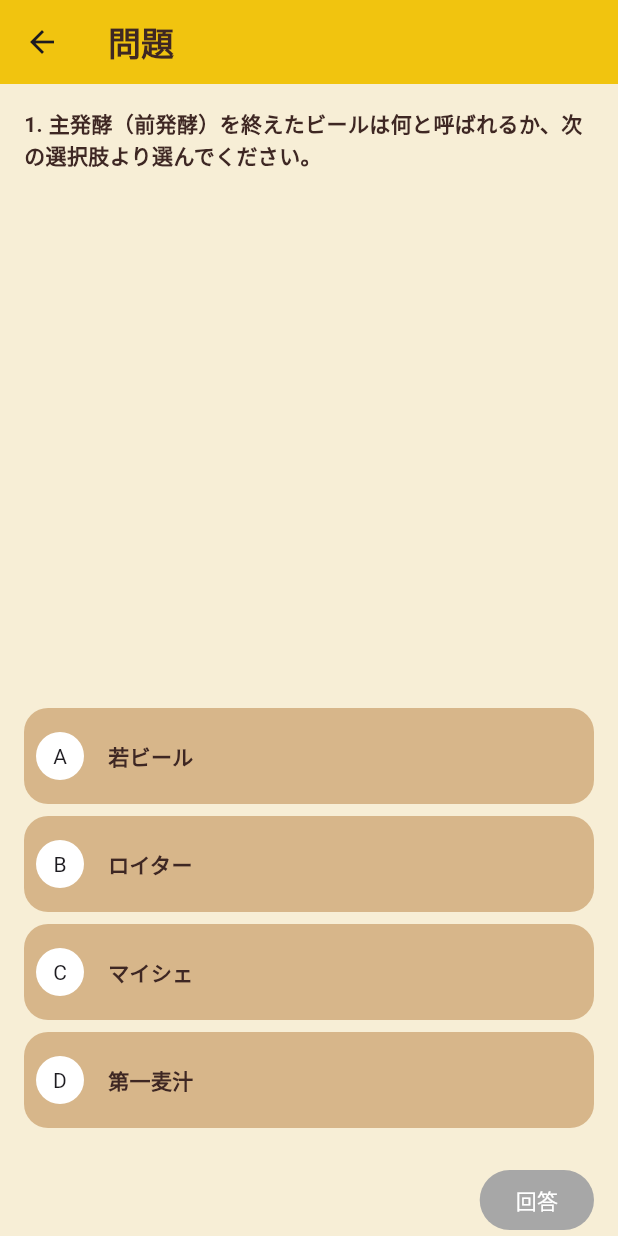
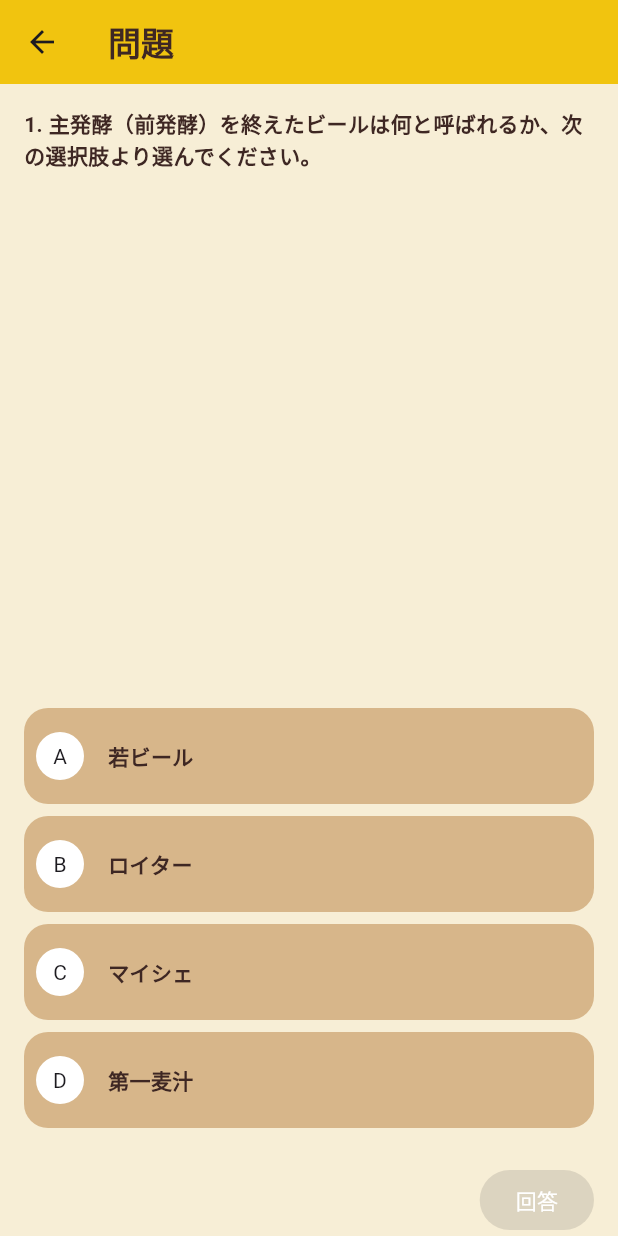
Before and after one commit to ryomar-kappa/hop, a Flutter app: the screen it shows after launch, after a tap on "クイズスタート!!", on a phone screen of 412 x 824 dp. Run offline on Flutter 3.47's test engine with Material 3 defaults, Android fonts, the phone set to English and light mode, and no system bars.

Commit message:
main 画面のボタンを app color に合わせる

```diff
--- a/lib/main.dart
+++ b/lib/main.dart
@@ -1,4 +1,5 @@
 import 'package:flutter/material.dart';
+import 'package:hop_client/app_color.dart';
 import 'package:hop_client/model/enum.dart';
 import 'package:hop_client/screen/quiz_page/quiz_page.dart';
 
@@ -27,10 +28,19 @@ class MainApp extends StatelessWidget {
                       context,
                       MaterialPageRoute(
                           // FIXME: 画面にモード選択が追加されたら修正.
-                              builder: (context) => const QuizLoadingView(
-                                  mode: QuizMode.thirty)));
+                          builder: (context) =>
+                              const QuizLoadingView(mode: QuizMode.thirty)));
                 },
-                    child: const Text('クイズスタート!!')))
+                // FIXME: ボタン系は役割に応じて共通化.
+                style: FilledButton.styleFrom(
+                  backgroundColor: AppColor.mainButtonColor,
+                ),
+                child: const Text(
+                  'クイズスタート!!',
+                  style: TextStyle(color: AppColor.buttonTextColor),
+                ),
+              ),
+            )
           ],
         ),
       ),
--- a/lib/screen/quiz_page/quiz_page.dart
+++ b/lib/screen/quiz_page/quiz_page.dart
@@ -174,15 +174,14 @@ class QuizPage extends State<QuizPageView> {
                 child: Row(
                   mainAxisAlignment: MainAxisAlignment.end,
                   children: [
+                    // FIXME: ボタン系は役割に応じて共通化.
                     FilledButton(
                       onPressed:
                           selectedChoice == null ? null : () => onAnswer(),
-                      style: ButtonStyle(
-                        backgroundColor: WidgetStateProperty.all(
-                          selectedChoice == null
-                              ? AppColor.disabledButtonColor
-                              : AppColor.mainButtonColor,
-                        ),
+                      style: FilledButton.styleFrom(
+                        backgroundColor: selectedChoice == null
+                            ? AppColor.disabledButtonColor
+                            : AppColor.mainButtonColor,
                       ),
                       child: const Text(
                         '回答',
```
Lines whose indentation alone changed are shown as unchanged.
